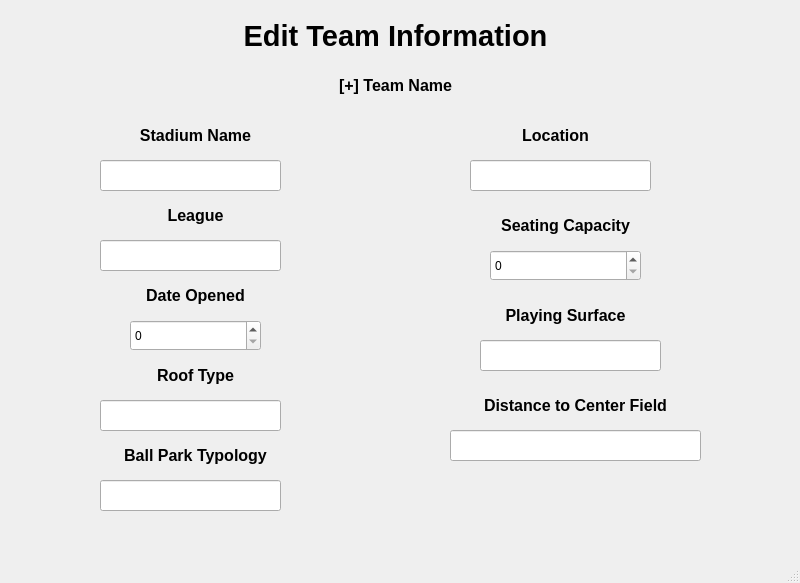
First picture: the form in StadiumTourProject/mainwindow.ui, repository joeyCampbelll/CS1D-Project-2, before the edit.
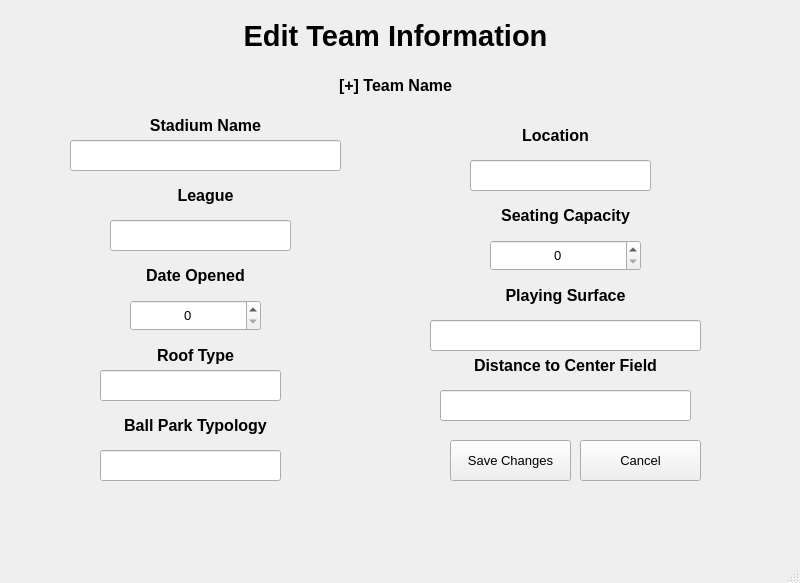
Second picture: the form after the edit.

```diff
--- a/StadiumTourProject/mainwindow.ui
+++ b/StadiumTourProject/mainwindow.ui
@@ -632,8 +632,8 @@
      <widget class="QLabel" name="label_8">
       <property name="geometry">
        <rect>
-        <x>80</x>
-        <y>120</y>
+        <x>90</x>
+        <y>110</y>
         <width>231</width>
         <height>31</height>
        </rect>
@@ -678,8 +678,8 @@
      <widget class="QLabel" name="label_10">
       <property name="geometry">
        <rect>
-        <x>80</x>
-        <y>200</y>
+        <x>90</x>
+        <y>180</y>
         <width>231</width>
         <height>31</height>
        </rect>
@@ -702,7 +702,7 @@
       <property name="geometry">
        <rect>
         <x>450</x>
-        <y>210</y>
+        <y>200</y>
         <width>231</width>
         <height>31</height>
        </rect>
@@ -725,7 +725,7 @@
       <property name="geometry">
        <rect>
         <x>80</x>
-        <y>280</y>
+        <y>260</y>
         <width>231</width>
         <height>31</height>
        </rect>
@@ -748,7 +748,7 @@
       <property name="geometry">
        <rect>
         <x>450</x>
-        <y>300</y>
+        <y>280</y>
         <width>231</width>
         <height>31</height>
        </rect>
@@ -771,7 +771,7 @@
       <property name="geometry">
        <rect>
         <x>80</x>
-        <y>360</y>
+        <y>340</y>
         <width>231</width>
         <height>31</height>
        </rect>
@@ -793,8 +793,8 @@
      <widget class="QLabel" name="label_15">
       <property name="geometry">
        <rect>
-        <x>440</x>
-        <y>390</y>
+        <x>430</x>
+        <y>350</y>
         <width>271</width>
         <height>31</height>
        </rect>
@@ -817,7 +817,7 @@
       <property name="geometry">
        <rect>
         <x>80</x>
-        <y>440</y>
+        <y>410</y>
         <width>231</width>
         <height>31</height>
        </rect>
@@ -862,62 +862,110 @@
      <widget class="QLineEdit" name="lineEdit_stadiumName">
       <property name="geometry">
        <rect>
-        <x>100</x>
-        <y>160</y>
-        <width>181</width>
+        <x>70</x>
+        <y>140</y>
+        <width>271</width>
         <height>31</height>
        </rect>
       </property>
+      <property name="font">
+       <font>
+        <pointsize>10</pointsize>
+       </font>
+      </property>
+      <property name="alignment">
+       <set>Qt::AlignCenter</set>
+      </property>
      </widget>
      <widget class="QLineEdit" name="lineEdit_league">
       <property name="geometry">
        <rect>
-        <x>100</x>
-        <y>240</y>
+        <x>110</x>
+        <y>220</y>
         <width>181</width>
         <height>31</height>
        </rect>
       </property>
+      <property name="font">
+       <font>
+        <pointsize>10</pointsize>
+       </font>
+      </property>
+      <property name="alignment">
+       <set>Qt::AlignCenter</set>
+      </property>
      </widget>
      <widget class="QLineEdit" name="lineEdit_roofType">
       <property name="geometry">
        <rect>
         <x>100</x>
-        <y>400</y>
+        <y>370</y>
         <width>181</width>
         <height>31</height>
        </rect>
       </property>
+      <property name="font">
+       <font>
+        <pointsize>10</pointsize>
+       </font>
+      </property>
+      <property name="alignment">
+       <set>Qt::AlignCenter</set>
+      </property>
      </widget>
      <widget class="QLineEdit" name="lineEdit_typology">
       <property name="geometry">
        <rect>
         <x>100</x>
-        <y>480</y>
+        <y>450</y>
         <width>181</width>
         <height>31</height>
        </rect>
       </property>
+      <property name="font">
+       <font>
+        <pointsize>10</pointsize>
+       </font>
+      </property>
+      <property name="alignment">
+       <set>Qt::AlignCenter</set>
+      </property>
      </widget>
      <widget class="QLineEdit" name="lineEdit_distanceToCenterField">
       <property name="geometry">
        <rect>
-        <x>450</x>
-        <y>430</y>
+        <x>440</x>
+        <y>390</y>
         <width>251</width>
         <height>31</height>
        </rect>
       </property>
+      <property name="font">
+       <font>
+        <pointsize>10</pointsize>
+       </font>
+      </property>
+      <property name="alignment">
+       <set>Qt::AlignCenter</set>
+      </property>
      </widget>
      <widget class="QLineEdit" name="lineEdit_playingSurface">
       <property name="geometry">
        <rect>
-        <x>480</x>
-        <y>340</y>
-        <width>181</width>
+        <x>430</x>
+        <y>320</y>
+        <width>271</width>
         <height>31</height>
        </rect>
       </property>
+      <property name="font">
+       <font>
+        <pointsize>10</pointsize>
+       </font>
+      </property>
+      <property name="alignment">
+       <set>Qt::AlignCenter</set>
+      </property>
      </widget>
      <widget class="QLineEdit" name="lineEdit_location">
       <property name="geometry">
@@ -933,20 +981,78 @@
       <property name="geometry">
        <rect>
         <x>130</x>
-        <y>320</y>
+        <y>300</y>
         <width>131</width>
         <height>31</height>
        </rect>
       </property>
+      <property name="font">
+       <font>
+        <pointsize>10</pointsize>
+       </font>
+      </property>
+      <property name="alignment">
+       <set>Qt::AlignCenter</set>
+      </property>
+      <property name="maximum">
+       <number>9999</number>
+      </property>
      </widget>
      <widget class="QSpinBox" name="spinBox_seatingCapacity">
       <property name="geometry">
        <rect>
         <x>490</x>
-        <y>250</y>
+        <y>240</y>
         <width>151</width>
         <height>31</height>
        </rect>
+      </property>
+      <property name="font">
+       <font>
+        <pointsize>10</pointsize>
+       </font>
+      </property>
+      <property name="alignment">
+       <set>Qt::AlignCenter</set>
+      </property>
+      <property name="maximum">
+       <number>999999</number>
+      </property>
+     </widget>
+     <widget class="QPushButton" name="pushButton_saveChanges">
+      <property name="geometry">
+       <rect>
+        <x>450</x>
+        <y>440</y>
+        <width>121</width>
+        <height>41</height>
+       </rect>
+      </property>
+      <property name="font">
+       <font>
+        <pointsize>10</pointsize>
+       </font>
+      </property>
+      <property name="text">
+       <string>Save Changes</string>
+      </property>
+     </widget>
+     <widget class="QPushButton" name="pushButton_cancelChanges">
+      <property name="geometry">
+       <rect>
+        <x>580</x>
+        <y>440</y>
+        <width>121</width>
+        <height>41</height>
+       </rect>
+      </property>
+      <property name="font">
+       <font>
+        <pointsize>10</pointsize>
+       </font>
+      </property>
+      <property name="text">
+       <string>Cancel</string>
       </property>
      </widget>
     </widget>
```
Left out of the diff: 12 changed lines with no effect on the pictures.
